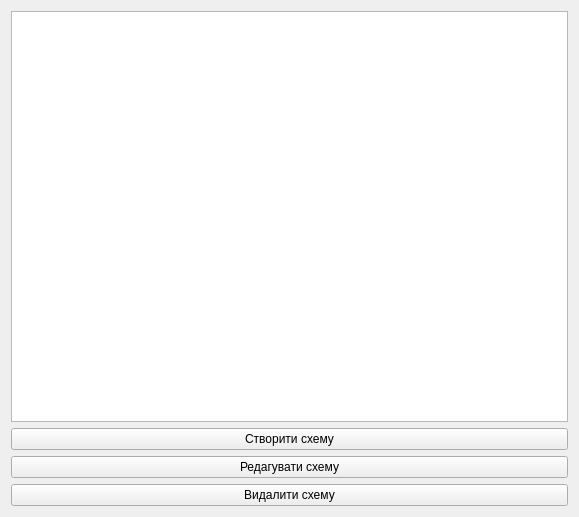
The window that lab2/schemamanager.ui (dontwastemytimew/labs) describes before a commit, drawn with Qt 5.
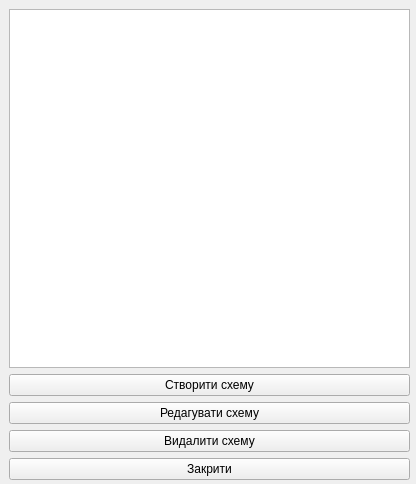
The same window after the commit. Icons and pictures are not drawn.

Patch:
```diff
--- a/lab2/schemamanager.ui
+++ b/lab2/schemamanager.ui
@@ -6,24 +6,35 @@
    <rect>
     <x>0</x>
     <y>0</y>
-    <width>579</width>
-    <height>517</height>
+    <width>416</width>
+    <height>484</height>
    </rect>
   </property>
   <property name="windowTitle">
    <string>Form</string>
   </property>
-  <layout class="QVBoxLayout" name="verticalLayout_2">
-   <item>
-    <widget class="QListWidget" name="schemasListWidget"/>
-   </item>
-   <item>
+  <widget class="QWidget" name="">
+   <property name="geometry">
+    <rect>
+     <x>9</x>
+     <y>9</y>
+     <width>401</width>
+     <height>471</height>
+    </rect>
+   </property>
     <layout class="QVBoxLayout" name="verticalLayout">
+    <item>
+     <widget class="QListWidget" name="schemasListWidget"/>
+    </item>
      <item>
       <widget class="QPushButton" name="createSchemaButton">
        <property name="text">
         <string>Створити схему</string>
        </property>
+      <property name="icon">
+       <iconset resource="resources.qrc">
+        <normaloff>:/icons/plus-circle.svg</normaloff>:/icons/plus-circle.svg</iconset>
+      </property>
       </widget>
      </item>
      <item>
@@ -31,6 +42,10 @@
        <property name="text">
         <string>Редагувати схему</string>
        </property>
+      <property name="icon">
+       <iconset resource="resources.qrc">
+        <normaloff>:/icons/edit.svg</normaloff>:/icons/edit.svg</iconset>
+      </property>
       </widget>
      </item>
      <item>
@@ -38,12 +53,24 @@
        <property name="text">
         <string>Видалити схему</string>
        </property>
-      </widget>
-     </item>
-    </layout>
+      <property name="icon">
+       <iconset resource="resources.qrc">
+        <normaloff>:/icons/trash-2.svg</normaloff>:/icons/trash-2.svg</iconset>
+      </property>
+     </widget>
+    </item>
+    <item>
+     <widget class="QPushButton" name="closeButton">
+      <property name="text">
+       <string>Закрити</string>
+      </property>
+     </widget>
    </item>
   </layout>
  </widget>
- <resources/>
+ </widget>
+ <resources>
+  <include location="resources.qrc"/>
+ </resources>
  <connections/>
 </ui>
```
Lines whose indentation alone changed are shown as unchanged.
